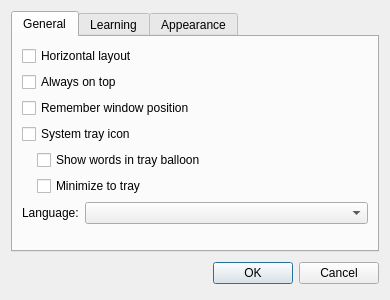
The window that source/settingsdialog.ui (martin-kudlicka/vocabulary-master) describes before a commit, drawn with Qt 5.
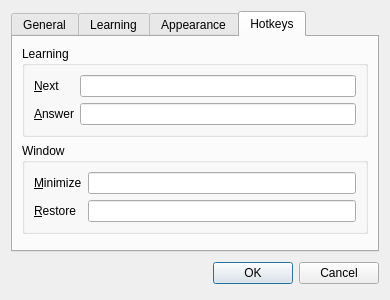
The same window after the commit. The open tabs and pages were chosen to show the change. Custom widgets are drawn as their Qt base class.

Patch:
```diff
--- a/source/settingsdialog.ui
+++ b/source/settingsdialog.ui
@@ -285,6 +285,96 @@
        </item>
       </layout>
      </widget>
+     <widget class="QWidget" name="tab_4">
+      <attribute name="title">
+       <string>Hotkeys</string>
+      </attribute>
+      <layout class="QVBoxLayout" name="verticalLayout_6">
+       <item>
+        <widget class="QGroupBox" name="groupBox">
+         <property name="title">
+          <string>Learning</string>
+         </property>
+         <layout class="QGridLayout" name="gridLayout">
+          <item row="0" column="0">
+           <widget class="QLabel" name="label_3">
+            <property name="text">
+             <string>&amp;Next</string>
+            </property>
+            <property name="buddy">
+             <cstring>qleHotkeyNext</cstring>
+            </property>
+           </widget>
+          </item>
+          <item row="0" column="1">
+           <widget class="QLineEdit" name="qleHotkeyNext"/>
+          </item>
+          <item row="1" column="0">
+           <widget class="QLabel" name="label_4">
+            <property name="text">
+             <string>&amp;Answer</string>
+            </property>
+            <property name="buddy">
+             <cstring>qleHotkeyAnswer</cstring>
+            </property>
+           </widget>
+          </item>
+          <item row="1" column="1">
+           <widget class="QLineEdit" name="qleHotkeyAnswer"/>
+          </item>
+         </layout>
+        </widget>
+       </item>
+       <item>
+        <widget class="QGroupBox" name="groupBox_2">
+         <property name="title">
+          <string>Window</string>
+         </property>
+         <layout class="QGridLayout" name="gridLayout_2">
+          <item row="0" column="0">
+           <widget class="QLabel" name="label_5">
+            <property name="text">
+             <string>&amp;Minimize</string>
+            </property>
+            <property name="buddy">
+             <cstring>qleHotkeyMinimize</cstring>
+            </property>
+           </widget>
+          </item>
+          <item row="0" column="1">
+           <widget class="QLineEdit" name="qleHotkeyMinimize"/>
+          </item>
+          <item row="1" column="0">
+           <widget class="QLabel" name="label_6">
+            <property name="text">
+             <string>&amp;Restore</string>
+            </property>
+            <property name="buddy">
+             <cstring>qleHotkeyRestore</cstring>
+            </property>
+           </widget>
+          </item>
+          <item row="1" column="1">
+           <widget class="QLineEdit" name="qleHotkeyRestore"/>
+          </item>
+         </layout>
+        </widget>
+       </item>
+       <item>
+        <spacer name="verticalSpacer_4">
+         <property name="orientation">
+          <enum>Qt::Vertical</enum>
+         </property>
+         <property name="sizeHint" stdset="0">
+          <size>
+           <width>20</width>
+           <height>40</height>
+          </size>
+         </property>
+        </spacer>
+       </item>
+      </layout>
+     </widget>
     </widget>
    </item>
    <item>
```
